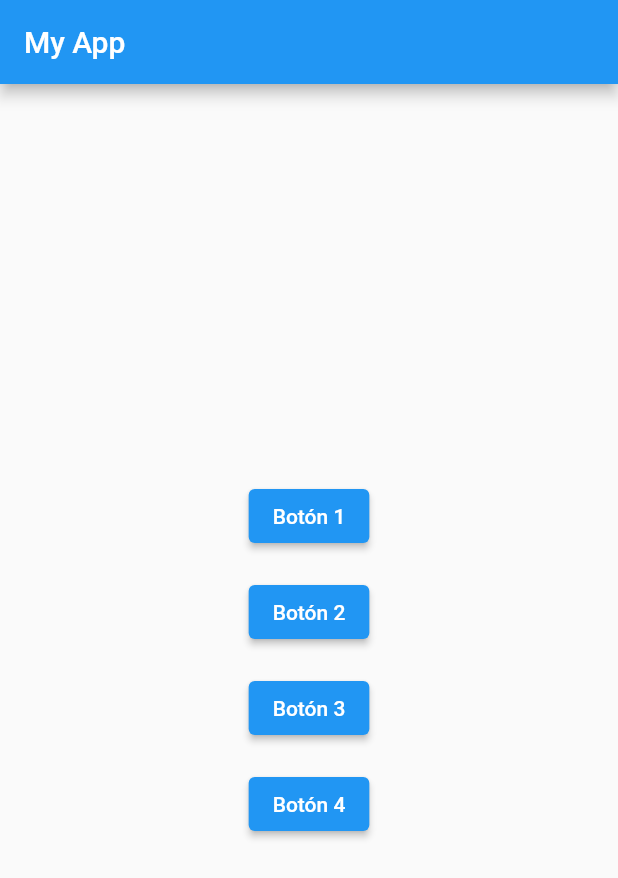
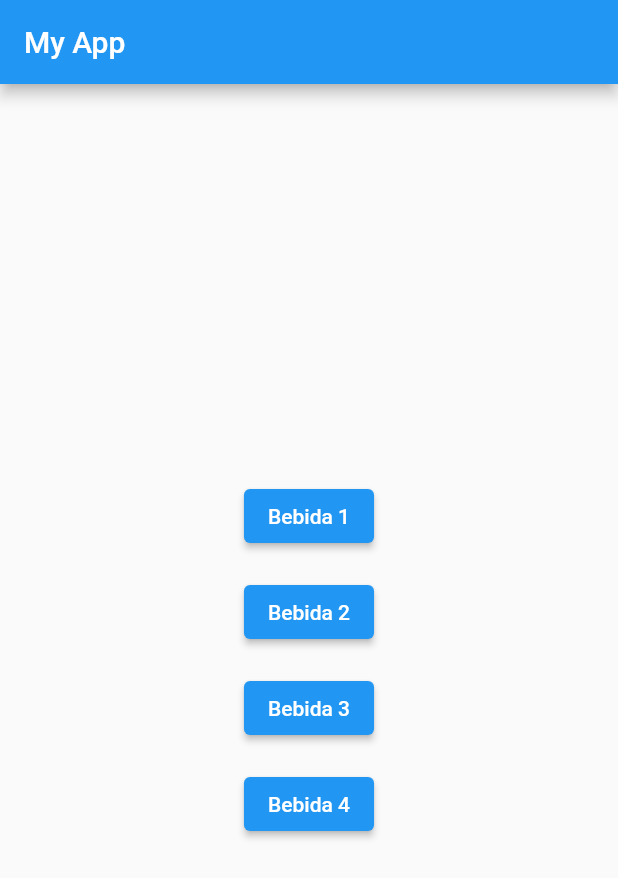
Before and after one commit to bonnesbaby14/iDrink_app, a Flutter app: the screen it shows after launch, on a phone screen of 412 x 824 dp. Shown: the top 878 px of the screen. Run offline on Flutter 3.47's test engine with Material 2 defaults, Android fonts, the light colour scheme and no system bars.

Commit message:
Change name

```diff
--- a/lib/main.dart
+++ b/lib/main.dart
@@ -24,28 +24,28 @@ class MyApp extends StatelessWidget {
                 onPressed: () {
                   //Do function
                 },
-                child: Text('Botón 1'),
+                child: Text('Bebida 1'),
               ),
               SizedBox(height: 16), // Espacio entre los botones
               ElevatedButton(
                 onPressed: () {
                   print('¡Hola!');
                 },
-                child: Text('Botón 2'),
+                child: Text('Bebida 2'),
               ),
                SizedBox(height: 16),
               ElevatedButton(
                 onPressed: () {
                   //Do function
                 },
-                child: Text('Botón 3'),
+                child: Text('Bebida 3'),
               ),
                SizedBox(height: 16),
               ElevatedButton(
                 onPressed: () {
                   //Do function
                 },
-                child: Text('Botón 4'),
+                child: Text('Bebida 4'),
               ),
             ],
           ),
```
